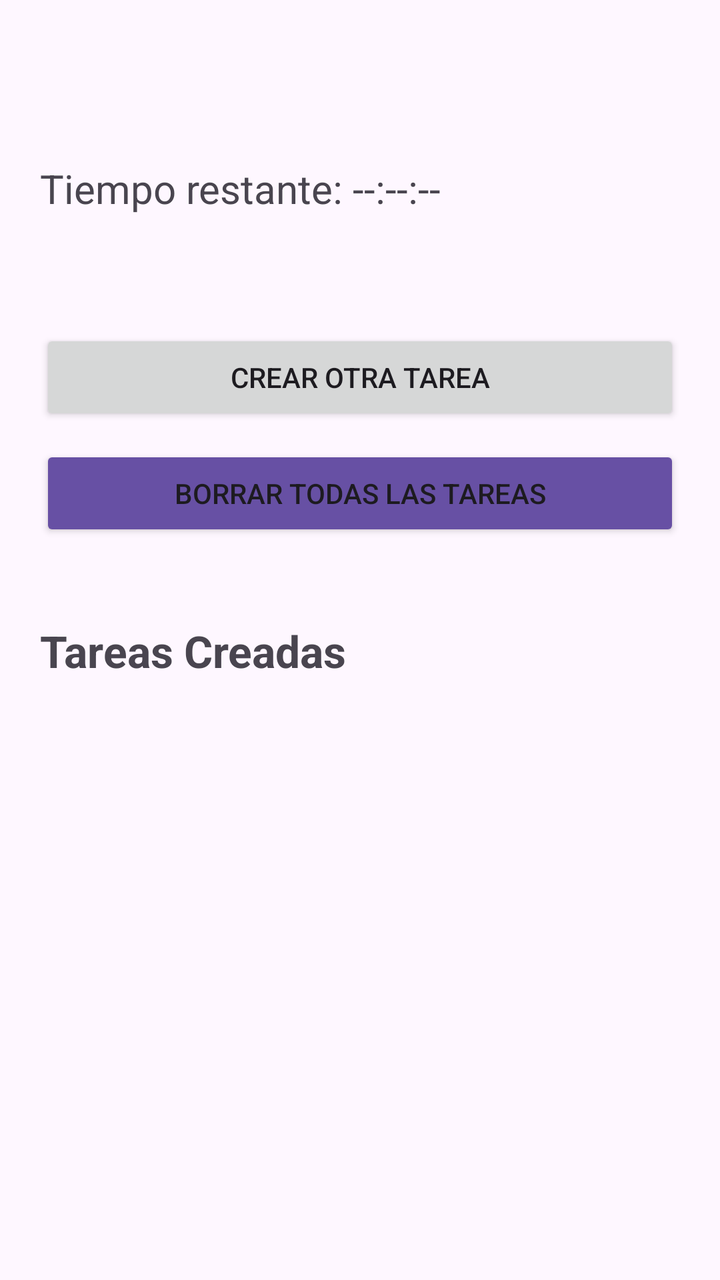
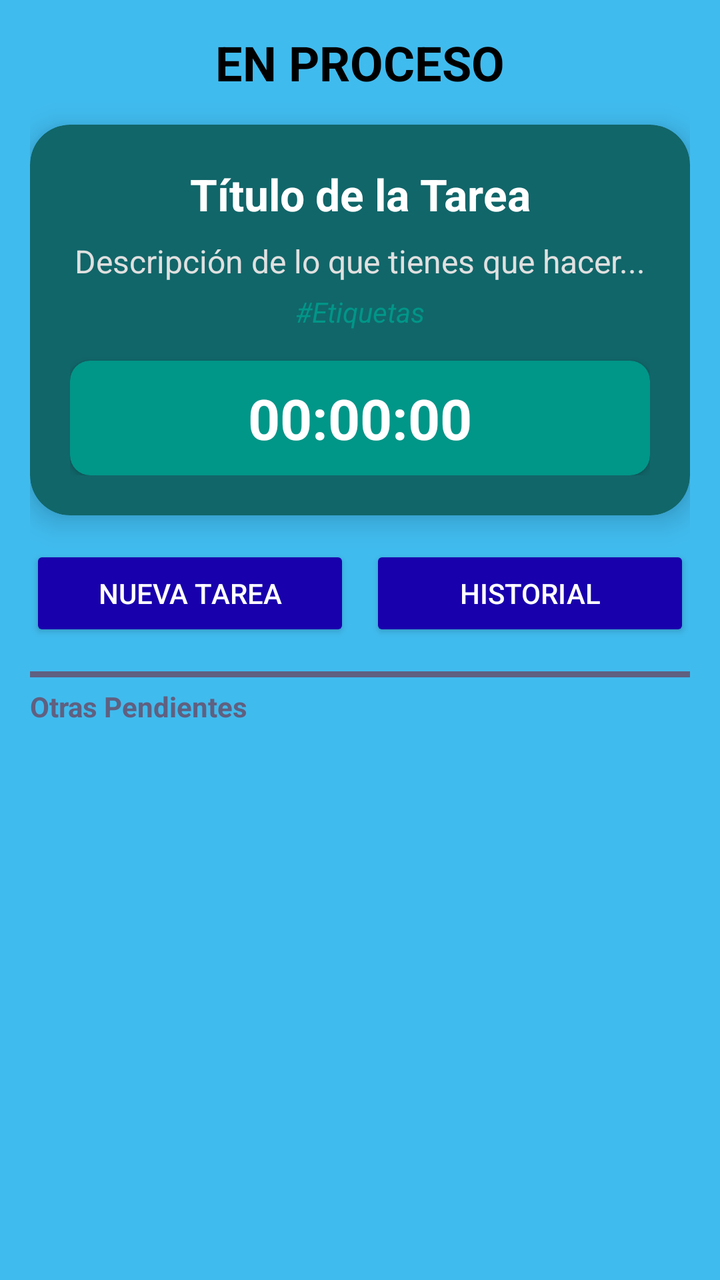

Compare the two renders of this Android layout. The source of the first and the diff that turns it into the second are given below.
<!-- AndroidManifest.xml: application theme Theme.SuperSexiBoys -->
<!-- res/layout/activity_crear_tarea.xml -->
<?xml version="1.0" encoding="utf-8"?>
<ScrollView xmlns:android="http://schemas.android.com/apk/res/android"
    android:layout_width="match_parent"
    android:layout_height="match_parent">

    <LinearLayout
        android:orientation="vertical"
        android:padding="20dp"
        android:layout_width="match_parent"
        android:layout_height="wrap_content">

        <TextView
            android:id="@+id/tituloDeTarea"
            android:textSize="25sp"
            android:textStyle="bold"
            android:layout_width="wrap_content"
            android:layout_height="wrap_content"/>

        <TextView
            android:id="@+id/descripcionDeTarea"
            android:textSize="20sp"
            android:layout_width="wrap_content"
            android:layout_height="wrap_content"/>

        <TextView
            android:id="@+id/tiempoDeTarea"
            android:textSize="20sp"
            android:layout_width="wrap_content"
            android:layout_height="wrap_content"
            android:text="Tiempo restante: --:--:--"
            />

        <TextView
            android:id="@+id/etiquetaDeTarea"
            android:textSize="20sp"
            android:layout_width="wrap_content"
            android:layout_height="wrap_content"/>

        <Button
            android:id="@+id/button_crear_otra_tarea"
            android:layout_width="match_parent"
            android:layout_height="wrap_content"
            android:layout_marginTop="30dp"
            android:text="Crear Otra Tarea"
            />

        <Button
            android:id="@+id/button_borrar_tareas"
            android:layout_width="match_parent"
            android:layout_height="wrap_content"
            android:layout_marginTop="10dp"
            android:text="Borrar Todas las Tareas"
            android:backgroundTint="?attr/colorPrimary"
            />
        <TextView
            android:id="@+id/titulo_lista_tareas"
            android:layout_width="wrap_content"
            android:layout_height="wrap_content"
            android:text="Tareas Creadas"
            android:textSize="22sp"
            android:textStyle="bold"
            android:layout_marginTop="40dp"
            android:layout_marginBottom="10dp"
            />

        <androidx.recyclerview.widget.RecyclerView
            android:id="@+id/recycler_view_tareas"
            android:layout_width="match_parent"
            android:layout_height="wrap_content"
            android:nestedScrollingEnabled="false"
            />

    </LinearLayout>
</ScrollView>
<!-- resources referenced by this layout -->
<resources>
  <style name="Theme.SuperSexiBoys" parent="Base.Theme.SuperSexiBoys" />
  <style name="Base.Theme.SuperSexiBoys" parent="Theme.Material3.DayNight.NoActionBar">
          
          
      </style>
</resources>

<!-- the commit's change to res/layout/activity_crear_tarea.xml (unified diff, before → after) -->
@@ -1,74 +1,151 @@
 <?xml version="1.0" encoding="utf-8"?>
-<ScrollView xmlns:android="http://schemas.android.com/apk/res/android"
+<androidx.constraintlayout.widget.ConstraintLayout
+    xmlns:android="http://schemas.android.com/apk/res/android"
+    xmlns:app="http://schemas.android.com/apk/res-auto"
+    xmlns:tools="http://schemas.android.com/tools"
     android:layout_width="match_parent"
-    android:layout_height="match_parent">
+    android:layout_height="match_parent"
+    android:background="@color/celeste"
+    android:padding="15dp">
+
+    <TextView
+        android:id="@+id/tvTituloPantalla"
+        android:layout_width="match_parent"
+        android:layout_height="wrap_content"
+        android:gravity="center"
+        android:text="EN PROCESO"
+        android:textColor="@color/black"
+        android:textSize="24sp"
+        android:textStyle="bold"
+        app:layout_constraintTop_toTopOf="parent" />
+
+    <androidx.cardview.widget.CardView
+        android:id="@+id/cardTareaActual"
+        android:layout_width="match_parent"
+        android:layout_height="wrap_content"
+        android:layout_marginTop="15dp"
+        app:cardBackgroundColor="@color/verde_oscuro"
+        app:cardCornerRadius="20dp"
+        app:cardElevation="8dp"
+        app:layout_constraintTop_toBottomOf="@id/tvTituloPantalla"
+        app:layout_constraintStart_toStartOf="parent"
+        app:layout_constraintEnd_toEndOf="parent">
+
+        <LinearLayout
+            android:layout_width="match_parent"
+            android:layout_height="wrap_content"
+            android:orientation="vertical"
+            android:padding="20dp">
+
+            <TextView
+                android:id="@+id/tituloDeTarea"
+                android:layout_width="match_parent"
+                android:layout_height="wrap_content"
+                android:text="Título de la Tarea"
+                android:textColor="@color/white"
+                android:textSize="22sp"
+                android:textStyle="bold"
+                android:gravity="center_horizontal"/>
+
+            <TextView
+                android:id="@+id/descripcionDeTarea"
+                android:layout_width="match_parent"
+                android:layout_height="wrap_content"
+                android:layout_marginTop="8dp"
+                android:text="Descripción de lo que tienes que hacer..."
+                android:textColor="#E0E0E0"
+                android:textSize="16sp"
+                android:gravity="center_horizontal"/>
+
+            <TextView
+                android:id="@+id/etiquetaDeTarea"
+                android:layout_width="match_parent"
+                android:layout_height="wrap_content"
+                android:layout_marginTop="5dp"
+                android:text="#Etiquetas"
+                android:textColor="@color/verde_claro_sergio"
+                android:textSize="14sp"
+                android:textStyle="italic"
+                android:gravity="center_horizontal"/>
+
+            <androidx.cardview.widget.CardView
+                android:layout_width="match_parent"
+                android:layout_height="wrap_content"
+                android:layout_marginTop="15dp"
+                app:cardBackgroundColor="@color/verde_claro_sergio"
+                app:cardCornerRadius="10dp">
+
+                <TextView
+                    android:id="@+id/tiempoDeTarea"
+                    android:layout_width="match_parent"
+                    android:layout_height="wrap_content"
+                    android:padding="10dp"
+                    android:text="00:00:00"
+                    android:textColor="@color/white"
+                    android:textSize="28sp"
+                    android:textStyle="bold"
+                    android:gravity="center"/>
+            </androidx.cardview.widget.CardView>
+
+        </LinearLayout>
+    </androidx.cardview.widget.CardView>
 
     <LinearLayout
-        android:orientation="vertical"
-        android:padding="20dp"
+        android:id="@+id/layoutBotones"
         android:layout_width="match_parent"
-        android:layout_height="wrap_content">
-
-        <TextView
-            android:id="@+id/tituloDeTarea"
-            android:textSize="25sp"
-            android:textStyle="bold"
-            android:layout_width="wrap_content"
-            android:layout_height="wrap_content"/>
-
-        <TextView
-            android:id="@+id/descripcionDeTarea"
-            android:textSize="20sp"
-            android:layout_width="wrap_content"
-            android:layout_height="wrap_content"/>
-
-        <TextView
-            android:id="@+id/tiempoDeTarea"
-            android:textSize="20sp"
-            android:layout_width="wrap_content"
-            android:layout_height="wrap_content"
-            android:text="Tiempo restante: --:--:--"
-            />
-
-        <TextView
-            android:id="@+id/etiquetaDeTarea"
-            android:textSize="20sp"
-            android:layout_width="wrap_content"
-            android:layout_height="wrap_content"/>
+        android:layout_height="wrap_content"
+        android:orientation="horizontal"
+        android:layout_marginTop="15dp"
+        app:layout_constraintTop_toBottomOf="@id/cardTareaActual">
 
         <Button
-            android:id="@+id/button_crear_otra_tarea"
-            android:layout_width="match_parent"
+            android:id="@+id/buttonCrearOtraTarea"
+            android:layout_width="0dp"
             android:layout_height="wrap_content"
-            android:layout_marginTop="30dp"
-            android:text="Crear Otra Tarea"
-            />
+            android:layout_weight="1"
+            android:layout_marginEnd="5dp"
+            android:backgroundTint="@color/azul_oscuro"
+            android:text="NUEVA TAREA"
+            android:textColor="@color/white" />
 
         <Button
-            android:id="@+id/button_borrar_tareas"
-            android:layout_width="match_parent"
+            android:id="@+id/buttonBorrarTareas"
+            android:layout_width="0dp"
             android:layout_height="wrap_content"
-            android:layout_marginTop="10dp"
-            android:text="Borrar Todas las Tareas"
-            android:backgroundTint="?attr/colorPrimary"
-            />
-        <TextView
-            android:id="@+id/titulo_lista_tareas"
-            android:layout_width="wrap_content"
-            android:layout_height="wrap_content"
-            android:text="Tareas Creadas"
-            android:textSize="22sp"
-            android:textStyle="bold"
-            android:layout_marginTop="40dp"
-            android:layout_marginBottom="10dp"
-            />
+            android:layout_weight="1"
+            android:layout_marginStart="5dp"
+            android:backgroundTint="@color/azul_oscuro"
+            android:text="HISTORIAL"
+            android:textColor="@color/white" />
+    </LinearLayout>
 
-        <androidx.recyclerview.widget.RecyclerView
-            android:id="@+id/recycler_view_tareas"
-            android:layout_width="match_parent"
-            android:layout_height="wrap_content"
-            android:nestedScrollingEnabled="false"
-            />
+    <TextView
+        android:id="@+id/separadorLista"
+        android:layout_width="match_parent"
+        android:layout_height="3dp"
+        android:layout_marginTop="15dp"
+        android:background="@color/plomo_oscuro"
+        app:layout_constraintTop_toBottomOf="@id/layoutBotones"/>
 
-    </LinearLayout>
-</ScrollView>
+    <TextView
+        android:id="@+id/tvSubtitulo"
+        android:layout_width="wrap_content"
+        android:layout_height="wrap_content"
+        android:text="Otras Pendientes"
+        android:textColor="@color/plomo_oscuro"
+        android:textStyle="bold"
+        android:layout_marginTop="5dp"
+        app:layout_constraintStart_toStartOf="parent"
+        app:layout_constraintTop_toBottomOf="@id/separadorLista"/>
+
+    <androidx.recyclerview.widget.RecyclerView
+        android:id="@+id/recyclerViewTareas"
+        android:layout_width="match_parent"
+        android:layout_height="0dp"
+        android:layout_marginTop="5dp"
+        app:layout_constraintTop_toBottomOf="@id/tvSubtitulo"
+        app:layout_constraintBottom_toBottomOf="parent"
+        app:layout_constraintStart_toStartOf="parent"
+        app:layout_constraintEnd_toEndOf="parent"/>
+
+</androidx.constraintlayout.widget.ConstraintLayout>
<!-- resource entries referenced after the edit -->
@@ -1,5 +1,12 @@
 <!-- resources referenced by this layout -->
 <resources>
+  <color name="azul_oscuro">#1800AC</color>
+  <color name="black">#FF000000</color>
+  <color name="celeste">#40BBEE</color>
+  <color name="plomo_oscuro">#606080</color>
+  <color name="verde_claro_sergio">#009688</color>
+  <color name="verde_oscuro">#116669</color>
+  <color name="white">#FFFFFFFF</color>
   <style name="Theme.SuperSexiBoys" parent="Base.Theme.SuperSexiBoys" />
   <style name="Base.Theme.SuperSexiBoys" parent="Theme.Material3.DayNight.NoActionBar">
           
